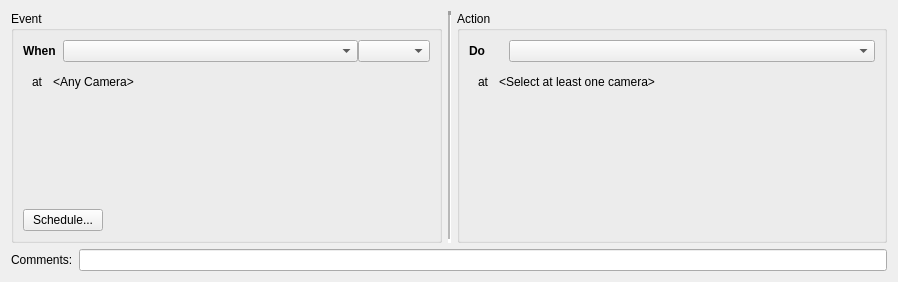
Before: the Qt Designer form client/src/ui/widgets/business/business_rule_widget.ui in networkoptix/nx_open, drawn with Qt 5.
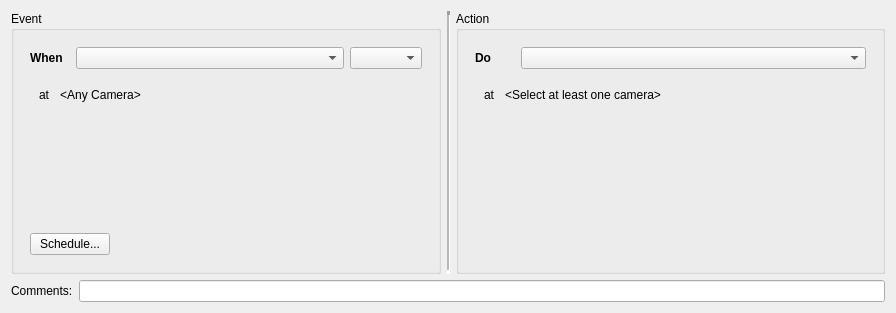
After: the same form once the commit is applied. Icons and pictures are not drawn. Custom widgets are drawn as their Qt base class.

Commit message:
VMS-2615 - Add  parameter "duration" (tunable bu user) to the business rule action "device output for 30 sec"
<==== Mercurial data ====>
Branch: dev_3.0.0_gui

Diff of the .ui file:
```diff
--- a/client/src/ui/widgets/business/business_rule_widget.ui
+++ b/client/src/ui/widgets/business/business_rule_widget.ui
@@ -6,8 +6,8 @@
    <rect>
     <x>0</x>
     <y>0</y>
-    <width>898</width>
-    <height>282</height>
+    <width>896</width>
+    <height>313</height>
    </rect>
   </property>
   <property name="minimumSize">
@@ -34,8 +34,17 @@
         <string>Event</string>
        </property>
        <layout class="QVBoxLayout" name="verticalLayout">
-        <property name="spacing">
-         <number>0</number>
+        <property name="leftMargin">
+         <number>16</number>
+        </property>
+        <property name="topMargin">
+         <number>16</number>
+        </property>
+        <property name="rightMargin">
+         <number>16</number>
+        </property>
+        <property name="bottomMargin">
+         <number>16</number>
         </property>
         <item>
          <layout class="QHBoxLayout" name="horizontalLayout_3" stretch="0,1,0">
@@ -195,8 +204,17 @@
         <string>Action</string>
        </property>
        <layout class="QVBoxLayout" name="verticalLayout_2">
-        <property name="spacing">
-         <number>0</number>
+        <property name="leftMargin">
+         <number>16</number>
+        </property>
+        <property name="topMargin">
+         <number>16</number>
+        </property>
+        <property name="rightMargin">
+         <number>16</number>
+        </property>
+        <property name="bottomMargin">
+         <number>16</number>
         </property>
         <item>
          <layout class="QHBoxLayout" name="horizontalLayout_4" stretch="0,1">
```
The commit also changes 5 other files.
